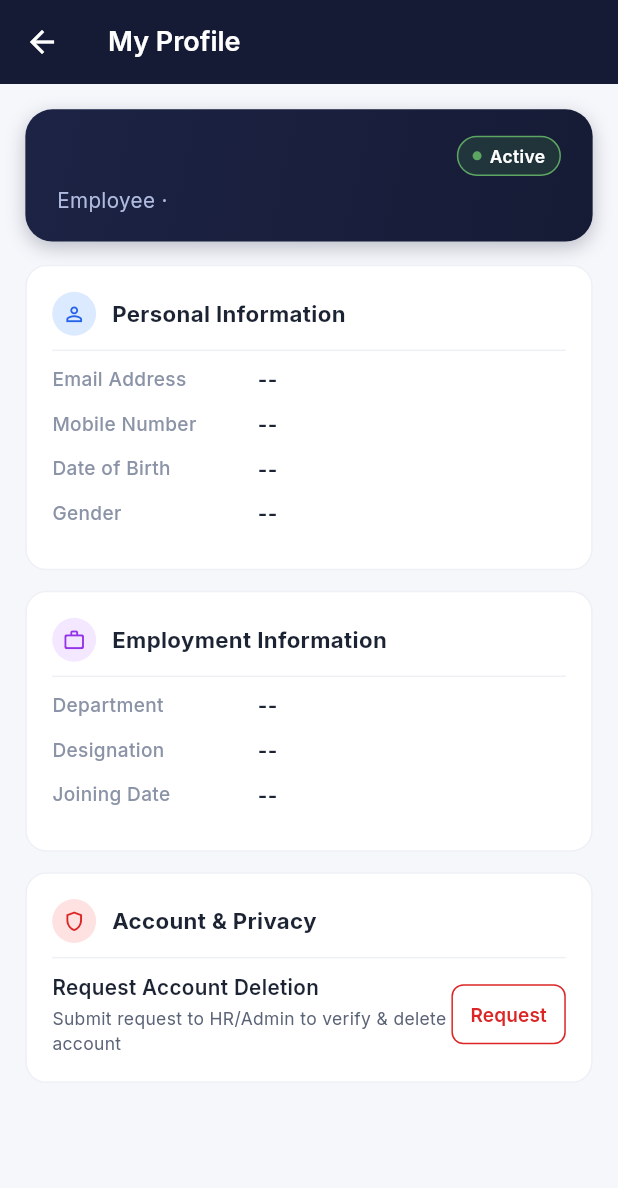
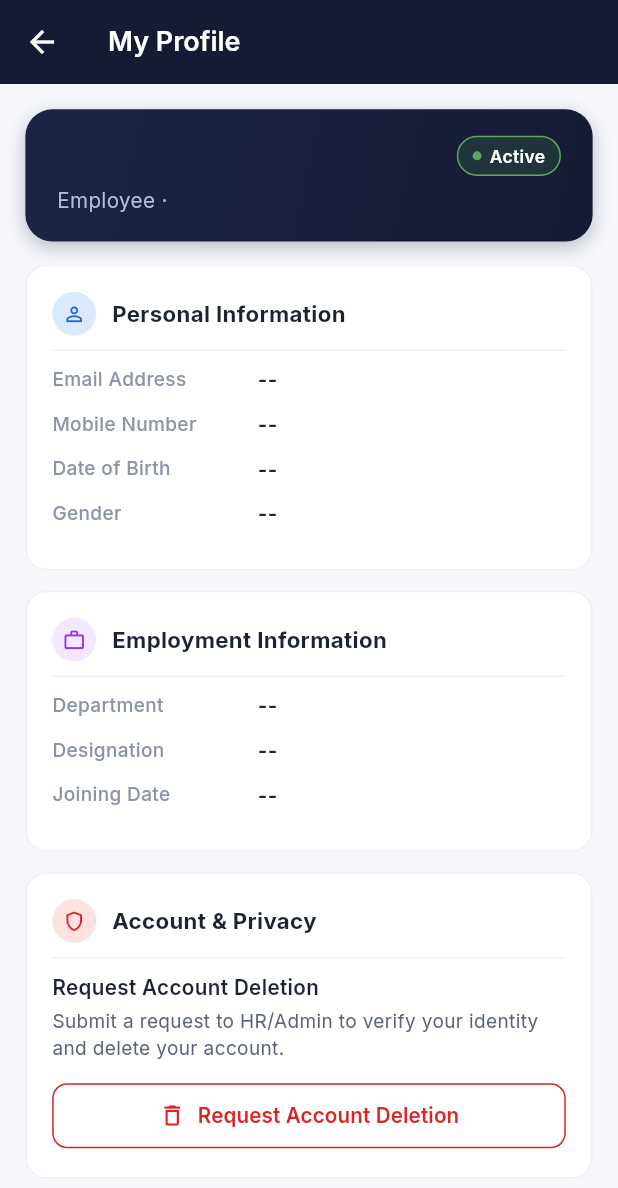
Before and after one commit to speshwaysspl/HRMS, a Flutter app: the AppShell screen opened directly, in the side drawer, after a tap on "My Profile", on a phone screen of 412 x 824 dp. Shown: the top 1188 px of the screen. Run offline on Flutter 3.47's test engine with Material 3 defaults, Android fonts, the phone set to English and light mode, and no system bars; our stand-ins replace dio, file_picker, firebase_core, firebase_messaging, flutter_local_notifications, flutter_map and 8 more; missing offline and left inert: quick_actions; accounts and stored records are empty; network calls fail; statements that could not run were skipped.

Commit message:
Attendance fix, location permission after login, quick actions, accordions closed, lock/drawer logo, profile privacy card
Co-Authored-By: Claude Sonnet 5 <noreply@anthropic.com>

```diff
--- a/mobile/lib/main.dart
+++ b/mobile/lib/main.dart
@@ -4,6 +4,7 @@ import 'services/app_settings.dart';
 import 'services/auth_provider.dart';
 import 'services/data_cache.dart';
 import 'services/push_service.dart';
+import 'services/quick_actions_service.dart';
 import 'screens/splash_screen.dart';
 import 'theme/app_theme.dart';
 import 'theme/responsive.dart';
@@ -17,6 +18,7 @@ Future<void> main() async {
   } catch (e) {
     debugPrint('Firebase init failed: $e');
   }
+  await QuickActionsService.init();
   runApp(const SpeshwayApp());
 }
 
--- a/mobile/lib/screens/profile_screen.dart
+++ b/mobile/lib/screens/profile_screen.dart
@@ -395,42 +395,29 @@ class _ProfileScreenState extends State<ProfileScreen> {
             ],
           ),
           Divider(height: context.h(20)),
-          Row(
-            children: [
-              Expanded(
-                child: Column(
-                  crossAxisAlignment: CrossAxisAlignment.start,
-                  children: [
           Text(
             'Request Account Deletion',
-                      style: TextStyle(
-                        fontSize: context.sp(13),
-                        fontWeight: FontWeight.w600,
-                        color: AppColors.ink,
+            style: TextStyle(fontSize: context.sp(13), fontWeight: FontWeight.w600, color: AppColors.ink),
           ),
+          SizedBox(height: context.h(4)),
+          Text(
+            'Submit a request to HR/Admin to verify your identity and delete your account.',
+            style: TextStyle(fontSize: context.sp(12), height: 1.4, color: AppColors.inkMuted),
           ),
-                    SizedBox(height: context.h(2)),
-                    Text(
-                      'Submit request to HR/Admin to verify & delete account',
-                      style: TextStyle(
-                        fontSize: context.sp(11),
-                        color: AppColors.inkMuted,
-                      ),
-                    ),
-                  ],
-                ),
-              ),
-              OutlinedButton(
+          SizedBox(height: context.h(12)),
+          SizedBox(
+            width: double.infinity,
+            child: OutlinedButton.icon(
               style: OutlinedButton.styleFrom(
                 foregroundColor: AppColors.danger,
                 side: const BorderSide(color: AppColors.danger),
-                  padding: EdgeInsets.symmetric(horizontal: context.w(12), vertical: context.h(8)),
-                  shape: RoundedRectangleBorder(borderRadius: BorderRadius.circular(8)),
+                padding: EdgeInsets.symmetric(vertical: context.h(12)),
+                shape: RoundedRectangleBorder(borderRadius: BorderRadius.circular(10)),
               ),
               onPressed: () => _showDeletionRequestSheet(context),
-                child: Text('Request', style: TextStyle(fontSize: context.sp(12), fontWeight: FontWeight.w600)),
+              icon: const Icon(Icons.delete_outline, size: 18),
+              label: Text('Request Account Deletion', style: TextStyle(fontSize: context.sp(13), fontWeight: FontWeight.w600)),
             ),
-            ],
           ),
         ],
       ),
--- a/mobile/lib/screens/shell/app_shell.dart
+++ b/mobile/lib/screens/shell/app_shell.dart
@@ -2,6 +2,7 @@ import 'package:flutter/material.dart';
 import 'package:provider/provider.dart';
 import '../../services/app_events.dart';
 import '../../services/auth_provider.dart';
+import '../../services/quick_actions_service.dart';
 import '../admin/admin_employees_screen.dart';
 import '../admin/admin_home_screen.dart';
 import '../admin/admin_leaves_screen.dart';
@@ -31,6 +32,8 @@ class _AppShellState extends State<AppShell> {
   void initState() {
     super.initState();
     AppEvents.tabSwitch.addListener(_handleTabSwitch);
+    // A launcher shortcut tapped while logged out / cold-starting opens here.
+    WidgetsBinding.instance.addPostFrameCallback((_) => QuickActionsService.consumePending());
   }
 
   @override
--- /dev/null
+++ b/mobile/lib/services/quick_actions_service.dart
@@ -0,0 +1,68 @@
+import 'package:flutter/foundation.dart' show kIsWeb;
+import 'package:flutter/material.dart';
+import 'package:provider/provider.dart';
+import 'package:quick_actions/quick_actions.dart';
+
+import '../screens/employee/announcements_screen.dart';
+import '../screens/employee/attendance_screen.dart';
+import '../screens/employee/leaves_screen.dart';
+import '../screens/employee/payslips_screen.dart';
+import 'auth_provider.dart';
+import 'dashboard_service.dart';
+import 'push_service.dart' show appNavigatorKey;
+
+/// Launcher long-press shortcuts: Leaves, Attendance, Payslips, Announcements.
+/// A tap before login is remembered and opened once the app shell is up.
+class QuickActionsService {
+  QuickActionsService._();
+
+  static String? _pending;
+
+  static Future<void> init() async {
+    if (kIsWeb) return;
+    const qa = QuickActions();
+    await qa.initialize((type) {
+      _pending = type;
+      consumePending();
+    });
+    await qa.setShortcutItems(const [
+      ShortcutItem(type: 'leaves', localizedTitle: 'Leaves', icon: 'ic_launcher'),
+      ShortcutItem(type: 'attendance', localizedTitle: 'Attendance', icon: 'ic_launcher'),
+      ShortcutItem(type: 'payslips', localizedTitle: 'Payslips', icon: 'ic_launcher'),
+      ShortcutItem(type: 'announcements', localizedTitle: 'Announcements', icon: 'ic_launcher'),
+    ]);
+  }
+
+  /// Opens the pending shortcut if the user is signed in (called by AppShell).
+  static Future<void> consumePending() async {
+    final type = _pending;
+    final nav = appNavigatorKey.currentState;
+    final ctx = appNavigatorKey.currentContext;
+    if (type == null || nav == null || ctx == null) return;
+    final user = Provider.of<AuthProvider>(ctx, listen: false).user;
+    if (user == null || user.isAdmin) return;
+    _pending = null;
+
+    WidgetBuilder? builder;
+    switch (type) {
+      case 'leaves':
+        builder = (_) => const LeavesScreen();
+      case 'attendance':
+        builder = (_) => const AttendanceScreen();
+      case 'announcements':
+        builder = (_) => const AnnouncementsScreen();
+      case 'payslips':
+        try {
+          final stats = await DashboardService().getEmployeeStats();
+          final code = (stats['employee'] as Map?)?['employeeId']?.toString();
+          if (code == null) return;
+          builder = (_) => PayslipsScreen(employeeCode: code);
+        } catch (_) {
+          return;
+        }
+    }
+    if (builder == null) return;
+    nav.popUntil((r) => r.isFirst);
+    nav.push(MaterialPageRoute(builder: builder));
+  }
+}
--- a/mobile/lib/widgets/app_drawer.dart
+++ b/mobile/lib/widgets/app_drawer.dart
@@ -76,7 +76,6 @@ class AppDrawer extends StatelessWidget {
   List<Widget> _employeeSections(BuildContext context, bool isTeamLead) => [
         _Section(
           title: 'Leave & Attendance',
-          initiallyExpanded: true,
           children: [
             _Item(Icons.fingerprint_rounded, 'Attendance', color: _blue, iconBg: _blueBg,
                 onTap: () => _go(context, (_) => const AttendanceScreen())),
@@ -90,7 +89,6 @@ class AppDrawer extends StatelessWidget {
         ),
         _Section(
           title: 'Work',
-          initiallyExpanded: true,
           children: [
             _Item(Icons.task_alt_rounded, 'Tasks', color: _purple, iconBg: _purpleBg,
                 onTap: () => _go(context, (_) => const TasksScreen())),
@@ -134,7 +132,6 @@ class AppDrawer extends StatelessWidget {
   List<Widget> _adminSections(BuildContext context) => [
         _Section(
           title: 'Organisation',
-          initiallyExpanded: true,
           children: [
             _Item(Icons.apartment_rounded, 'Departments', color: _blue, iconBg: _blueBg,
                 onTap: () => _go(context, (_) => const AdminDepartmentsScreen())),
@@ -161,7 +158,6 @@ class AppDrawer extends StatelessWidget {
         ),
         _Section(
           title: 'Communication',
-          initiallyExpanded: true,
           children: [
             _Item(Icons.campaign_rounded, 'Announcements', color: _orange, iconBg: _orangeBg,
                 onTap: () => _go(context, (_) => const AdminAnnouncementsScreen())),
@@ -184,6 +180,7 @@ class AppDrawer extends StatelessWidget {
     return Drawer(
       backgroundColor: AppColors.surface,
       child: SafeArea(
+        top: false,
         child: Column(
           children: [
             _Header(name: user?.name ?? '', role: _roleLabel(user)),
@@ -244,18 +241,18 @@ class _Header extends StatelessWidget {
 
   @override
   Widget build(BuildContext context) {
-    final initial = name.isNotEmpty ? name[0].toUpperCase() : '?';
     return Container(
       width: double.infinity,
       color: AppColors.brand900,
-      padding: EdgeInsets.fromLTRB(context.w(20), context.h(20), context.w(20), context.h(20)),
+      padding: EdgeInsets.fromLTRB(context.w(20), MediaQuery.of(context).padding.top + context.h(20), context.w(20), context.h(20)),
       child: Row(
         children: [
-          CircleAvatar(
-            radius: context.r(24),
-            backgroundColor: AppColors.brand600,
-            child: Text(initial,
-                style: TextStyle(color: Colors.white, fontSize: context.sp(20), fontWeight: FontWeight.w700)),
+          Container(
+            width: context.r(48),
+            height: context.r(48),
+            padding: EdgeInsets.all(context.r(6)),
+            decoration: BoxDecoration(color: Colors.white, borderRadius: BorderRadius.circular(context.r(12))),
+            child: Image.asset('assets/logo.png', fit: BoxFit.contain),
           ),
           SizedBox(width: context.w(12)),
           Expanded(
@@ -281,8 +278,7 @@ class _Header extends StatelessWidget {
 class _Section extends StatelessWidget {
   final String title;
   final List<Widget> children;
-  final bool initiallyExpanded;
-  const _Section({required this.title, required this.children, this.initiallyExpanded = false});
+  const _Section({required this.title, required this.children});
 
   @override
   Widget build(BuildContext context) {
@@ -290,7 +286,6 @@ class _Section extends StatelessWidget {
       title: Text(title,
           style: TextStyle(
               fontSize: context.sp(13), fontWeight: FontWeight.w700, color: AppColors.inkMuted, letterSpacing: 0.3)),
-      initiallyExpanded: initiallyExpanded,
       shape: const Border(),
       collapsedShape: const Border(),
       tilePadding: EdgeInsets.symmetric(horizontal: context.w(16)),
--- a/mobile/pubspec.yaml
+++ b/mobile/pubspec.yaml
@@ -31,6 +31,7 @@ dependencies:
   geocoding: ^5.0.0
   flutter_map: ^7.0.2
   latlong2: ^0.9.1
+  quick_actions: ^1.1.1
 
 dev_dependencies:
   flutter_test:
```
Also changed, not shown: mobile/lib/screens/employee/attendance_screen.dart (+44 -16 lines), mobile/lib/services/auth_provider.dart (+10 -2 lines), mobile/lib/services/location_service.dart (+18 -0 lines), mobile/lib/widgets/app_lock_gate.dart (+22 -6 lines), mobile/pubspec.lock, 3 other files. Lines whose indentation alone changed are shown as unchanged.
